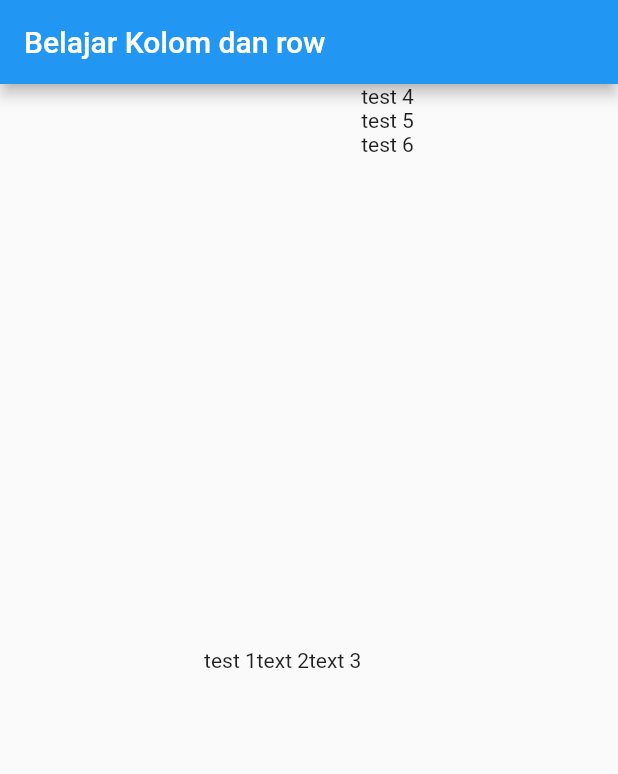
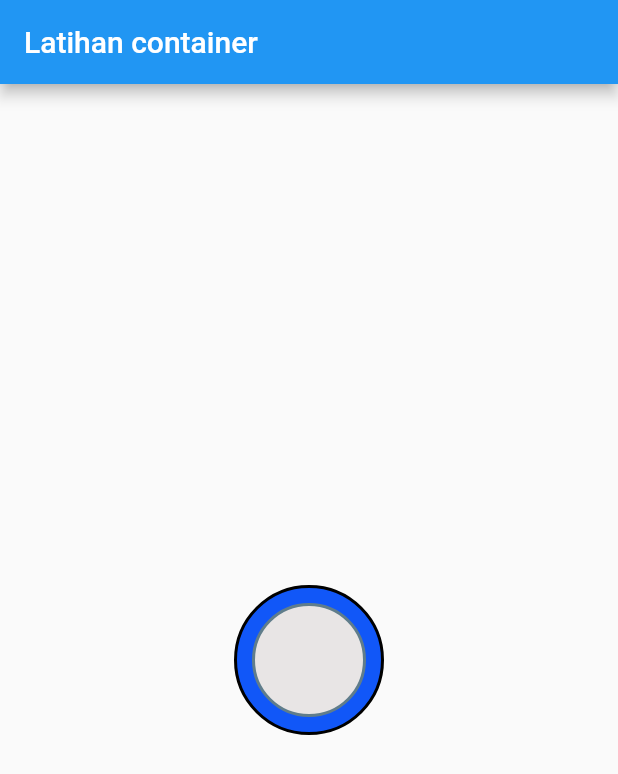
Before and after one commit to ahmadgalang/FlutterFundamentals, a Flutter app: the screen it shows after launch, on a phone screen of 412 x 824 dp. Shown: the top 774 px of the screen. Run offline on Flutter 3.47's test engine with Material 2 defaults, Android fonts, the phone set to English and light mode, and no system bars.

Commit message:
container

```diff
--- /dev/null
+++ b/lib/container.dart
@@ -0,0 +1,42 @@
+import 'package:flutter/material.dart';
+
+void main() {
+  runApp(const MyContainer());
+}
+
+class MyContainer extends StatelessWidget {
+  const MyContainer({super.key});
+
+  @override
+  Widget build(BuildContext context) {
+    return MaterialApp(
+        home: Scaffold(
+      appBar: AppBar(
+        title: const Text("Latihan container"),
+      ),
+      body: Row(
+        mainAxisAlignment: MainAxisAlignment.center,
+        children: [
+          Center(
+              child: Container(
+            padding: EdgeInsets.all(10),
+            width: 100,
+            height: 100,
+            decoration: BoxDecoration(
+              color: Color.fromARGB(255, 17, 87, 248),
+              borderRadius: BorderRadius.circular(50.0),
+              border:Border.all(width: 2)
+            ),
+            child: Container(
+                width: 90,
+                height: 90,
+                decoration: BoxDecoration(
+                    color: Color.fromARGB(255, 232, 229, 229),
+                    borderRadius: BorderRadius.circular(50.0),
+                    border:Border.all(width: 2,color: Colors.blueGrey))),
+          )),
+        ],
+      ),
+    ));
+  }
+}
--- a/lib/rowncolumn.dart
+++ b/lib/rowncolumn.dart
@@ -22,7 +22,7 @@ class MyColumn extends StatelessWidget {
               Text('text 3'),
               Column(
                 children: <Widget> [
-                  Text('test 4'),
+                  Text('test 00', style: TextStyle(fontWeight: FontWeight.w900, fontSize: 19)),
                   Text('test 5'),
                   Text('test 6')
                 ],
```
